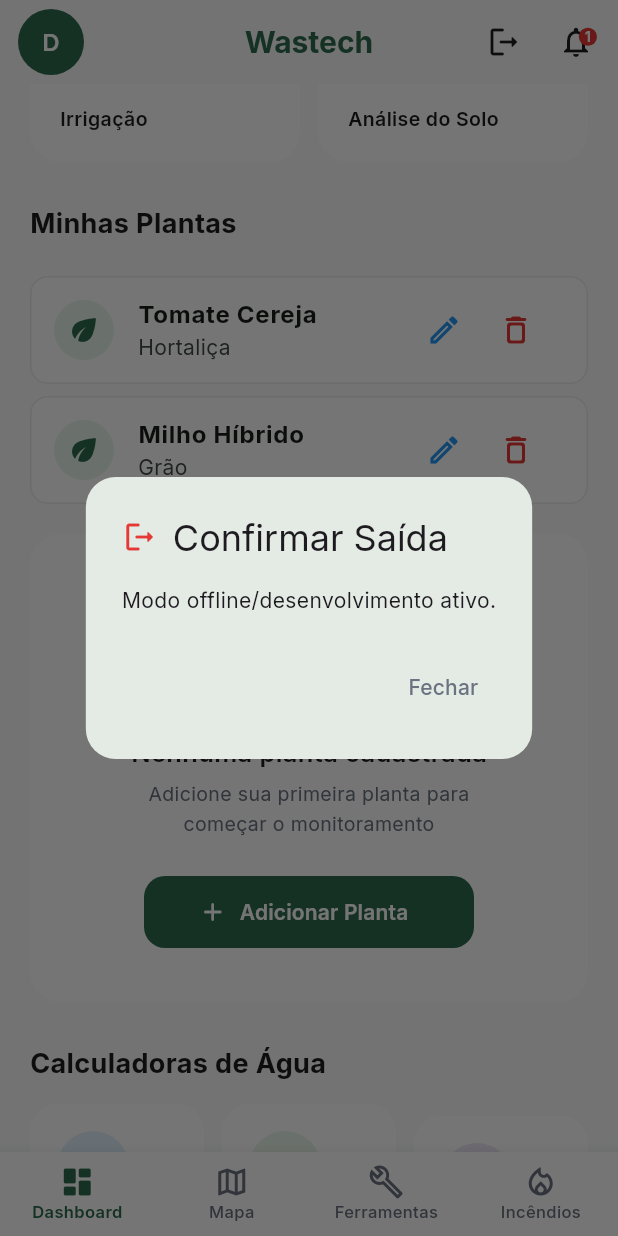
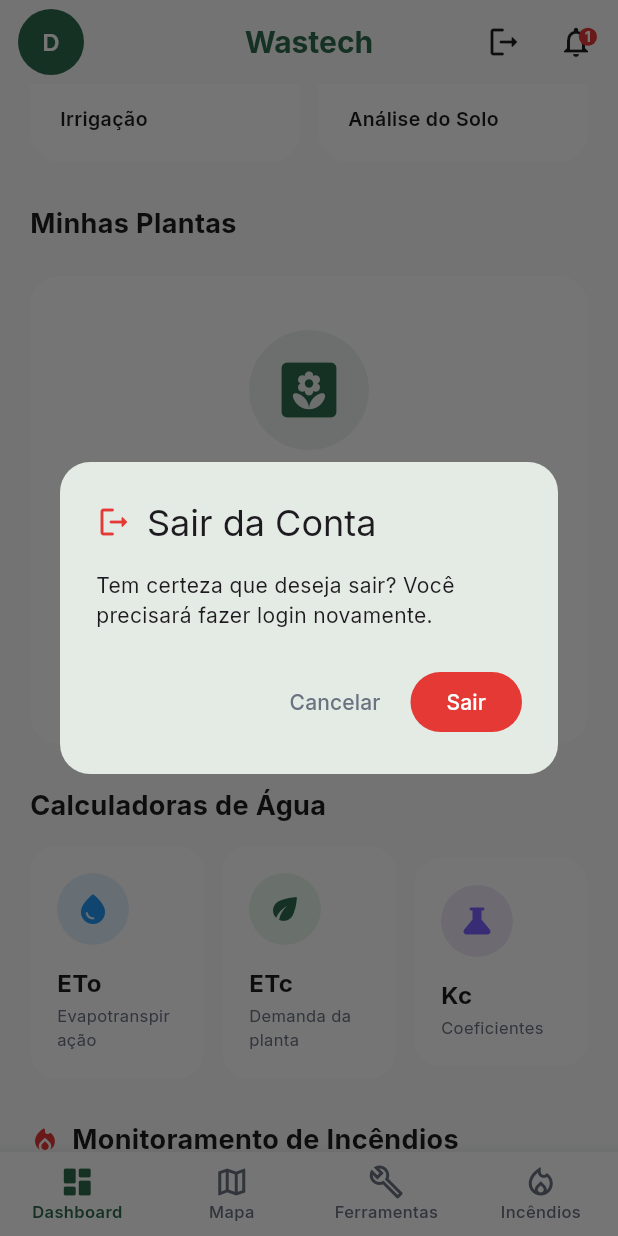
Before and after one commit to GustavoGaleno376/Wastech_Mobile_flutter, a Flutter app: the screen it shows once a user with an empty profile is signed in, scrolled down 576 dp, after a tap on the "logout" icon, on a phone screen of 412 x 824 dp. Run offline on Flutter 3.47's test engine with Material 3 defaults, Android fonts, the phone set to English and light mode, and no system bars; our stand-ins replace cloud_firestore, firebase_auth, firebase_core, fl_chart, flutter_map, google_fonts and 1 more; accounts and stored records are empty; generated files the repository leaves out were written again.

Commit message:
correção de bugs e inserindo BDD nas plantas adicionadas

```diff
--- a/lib/dashboard/dashboard_screen.dart
+++ b/lib/dashboard/dashboard_screen.dart
@@ -1,5 +1,6 @@
 import 'package:flutter/material.dart';
 import 'package:google_fonts/google_fonts.dart';
+import 'package:firebase_auth/firebase_auth.dart';
 import 'app_theme.dart';
 import 'section_title_widget.dart';
 import 'hero_banner_widget.dart';
@@ -10,6 +11,7 @@ import 'fire_monitoring_card.dart';
 import '../fire/fire_home_screen.dart';
 import '../screens/mapa_screen.dart';
 import '../screens/ferramentas_screen.dart';
+import '../helpers/snackbar_helper.dart';
 import 'plant_service.dart';
 
 class DashboardScreen extends StatefulWidget {
@@ -70,7 +72,7 @@ class _DashboardScreenState extends State<DashboardScreen> {
   }
 
   Future<void> _confirmLogout() async {
-    showDialog(
+    final loggedOut = await showDialog<bool>(
       context: context,
       builder: (BuildContext context) {
         return AlertDialog(
@@ -79,19 +81,28 @@ class _DashboardScreenState extends State<DashboardScreen> {
             children: [
               Icon(Icons.logout_rounded, color: AppColors.red, size: 24),
               const SizedBox(width: 10),
-              const Text('Confirmar Saída'),
+              const Text('Sair da Conta'),
             ],
           ),
-          content: const Text('Modo offline/desenvolvimento ativo.'),
+          content: const Text('Tem certeza que deseja sair? Você precisará fazer login novamente.'),
           actions: <Widget>[
             TextButton(
-              onPressed: () => Navigator.of(context).pop(),
-              child: Text('Fechar', style: TextStyle(color: AppColors.textSecondary)),
+              onPressed: () => Navigator.of(context).pop(false),
+              child: Text('Cancelar', style: TextStyle(color: AppColors.textSecondary)),
+            ),
+            FilledButton(
+              onPressed: () => Navigator.of(context).pop(true),
+              style: FilledButton.styleFrom(backgroundColor: AppColors.red),
+              child: const Text('Sair'),
             ),
           ],
         );
       },
     );
+
+    if (loggedOut == true) {
+      await FirebaseAuth.instance.signOut();
+    }
   }
 
   Widget _logoutAction() {
@@ -180,18 +191,10 @@ class _DashboardScreenState extends State<DashboardScreen> {
   }
 
   Widget _buildBody() {
-    switch (_currentIndex) {
-      case 1:
-        return const Padding(
-          padding: EdgeInsets.symmetric(horizontal: 20),
-          child: MapaScreen(),
-        );
-      case 2:
-        return const FerramentasScreen();
-      case 3:
-        return const FireHomeScreen();
-      default:
-        return const SingleChildScrollView(
+    return IndexedStack(
+      index: _currentIndex,
+      children: [
+        const SingleChildScrollView(
           padding: EdgeInsets.symmetric(horizontal: 20),
           child: Column(
             crossAxisAlignment: CrossAxisAlignment.start,
@@ -210,8 +213,15 @@ class _DashboardScreenState extends State<DashboardScreen> {
               SizedBox(height: 24),
             ],
           ),
+        ),
+        const Padding(
+          padding: EdgeInsets.symmetric(horizontal: 20),
+          child: MapaScreen(),
+        ),
+        const FerramentasScreen(),
+        const FireHomeScreen(),
+      ],
     );
-    }
   }
 }
 
@@ -220,7 +230,7 @@ class _GreetingSection extends StatelessWidget {
 
   @override
   Widget build(BuildContext context) {
-    const String name = 'Desenvolvedor';
+    final name = FirebaseAuth.instance.currentUser?.displayName ?? 'Agricultor';
 
     return Column(
       crossAxisAlignment: CrossAxisAlignment.start,
@@ -323,74 +333,191 @@ class _PlantsSectionState extends State<_PlantsSection> {
   final TextEditingController _nomeController = TextEditingController();
   final TextEditingController _tipoController = TextEditingController();
 
+  List<Planta> _plantas = [];
+  bool _isLoading = true;
+  String? _erro;
+
+  @override
+  void initState() {
+    super.initState();
+    _carregarPlantas();
+  }
+
+  @override
+  void dispose() {
+    _nomeController.dispose();
+    _tipoController.dispose();
+    super.dispose();
+  }
+
+  Future<void> _carregarPlantas({bool isSilent = false}) async {
+    if (!isSilent) {
+      setState(() {
+        _isLoading = true;
+        _erro = null;
+      });
+    }
+
+    try {
+      final plantas = await _plantService.obterPlantas();
+      if (mounted) {
+        setState(() {
+          _plantas = plantas;
+          _isLoading = false;
+          _erro = _plantas.isEmpty ? _erro : null;
+        });
+      }
+    } catch (e) {
+      if (mounted) {
+        setState(() {
+          _isLoading = false;
+          if (!isSilent || _plantas.isEmpty) {
+            _erro = '$e';
+          }
+        });
+      }
+    }
+  }
+
+  Future<void> _salvarPlanta({Planta? plantaExistente}) async {
+    if (_nomeController.text.trim().isEmpty) return;
+
+    final nome = _nomeController.text;
+    final tipo = _tipoController.text.isEmpty ? 'Geral' : _tipoController.text;
+
+    try {
+      if (plantaExistente == null) {
+        final docId = await _plantService.adicionarPlanta(nome, tipo);
+        if (mounted) {
+          setState(() {
+            _plantas.add(Planta(id: docId, nome: nome, tipo: tipo));
+            _erro = null;
+          });
+          context.showSuccessSnackbar('Planta adicionada com sucesso!');
+          Navigator.pop(context);
+          _carregarPlantas(isSilent: true);
+        }
+      } else {
+        await _plantService.editarPlanta(plantaExistente.id, nome, tipo);
+        if (mounted) {
+          setState(() {
+            final i = _plantas.indexWhere((p) => p.id == plantaExistente.id);
+            if (i != -1) {
+              _plantas[i] = Planta(id: plantaExistente.id, nome: nome, tipo: tipo);
+            }
+            _erro = null;
+          });
+          context.showSuccessSnackbar('Planta atualizada com sucesso!');
+          Navigator.pop(context);
+          _carregarPlantas(isSilent: true);
+        }
+      }
+    } catch (e) {
+      if (mounted) context.showErrorSnackbar('Erro ao salvar: $e');
+    }
+  }
+
   void _abrirFormularioPlanta({Planta? plantaExistente}) {
-    if (plantaExistente != null) {
-      _nomeController.text = plantaExistente.nome;
-      _tipoController.text = plantaExistente.tipo;
-    } else {
-      _nomeController.clear();
-      _tipoController.clear();
-    }
+    _nomeController.text = plantaExistente?.nome ?? '';
+    _tipoController.text = plantaExistente?.tipo ?? '';
 
     showDialog(
       context: context,
-      builder: (context) {
+      builder: (ctx) {
+        var isSaving = false;
+
+        return StatefulBuilder(
+          builder: (ctx, setDialogState) {
             return AlertDialog(
               shape: RoundedRectangleBorder(borderRadius: BorderRadius.circular(16)),
-          title: Text(plantaExistente == null ? '🌿 Adicionar Nova Planta' : '✏️ Editar Planta'),
+              title: Text(plantaExistente == null ? 'Adicionar Nova Planta' : 'Editar Planta'),
               content: Column(
                 mainAxisSize: MainAxisSize.min,
                 children: [
                   TextField(
                     controller: _nomeController,
-                decoration: const InputDecoration(labelText: 'Nome da Planta', hintText: 'Ex: Café'),
+                    textCapitalization: TextCapitalization.sentences,
+                    decoration: const InputDecoration(
+                      labelText: 'Nome da Planta',
+                      hintText: 'Ex: Café',
+                    ),
                   ),
                   const SizedBox(height: 12),
                   TextField(
                     controller: _tipoController,
-                decoration: const InputDecoration(labelText: 'Tipo / Categoria', hintText: 'Ex: Perene'),
+                    textCapitalization: TextCapitalization.sentences,
+                    decoration: const InputDecoration(
+                      labelText: 'Tipo / Categoria',
+                      hintText: 'Ex: Perene',
+                    ),
                   ),
                 ],
               ),
               actions: [
                 TextButton(
-              onPressed: () => Navigator.pop(context),
+                  onPressed: isSaving ? null : () => Navigator.pop(ctx),
                   child: const Text('Cancelar'),
                 ),
                 FilledButton(
-              onPressed: () async {
+                  onPressed: isSaving
+                      ? null
+                      : () async {
                           if (_nomeController.text.trim().isEmpty) return;
-
-                if (plantaExistente == null) {
-                  await _plantService.adicionarPlanta(
-                    _nomeController.text,
-                    _tipoController.text.isEmpty ? 'Geral' : _tipoController.text,
-                  );
-                } else {
-                  await _plantService.editarPlanta(
-                    plantaExistente.id,
-                    _nomeController.text,
-                    _tipoController.text,
-                  );
-                }
-
-                if (mounted) {
-                  setState(() {});
-                  Navigator.pop(context);
-                }
+                          setDialogState(() => isSaving = true);
+                          await _salvarPlanta(plantaExistente: plantaExistente);
                         },
                   style: FilledButton.styleFrom(backgroundColor: AppColors.primary),
-              child: const Text('Salvar'),
+                  child: isSaving
+                      ? const SizedBox(
+                          height: 20,
+                          width: 20,
+                          child: CircularProgressIndicator(strokeWidth: 2, color: Colors.white),
                         )
+                      : const Text('Salvar'),
+                ),
               ],
+            );
+          },
         );
       },
     );
   }
 
-  void _removerPlanta(String id) async {
-    await _plantService.removerPlanta(id);
-    setState(() {});
+  Future<void> _removerPlanta(Planta planta) async {
+    final confirmado = await showDialog<bool>(
+      context: context,
+      builder: (ctx) => AlertDialog(
+        shape: RoundedRectangleBorder(borderRadius: BorderRadius.circular(16)),
+        title: const Text('Remover Planta'),
+        content: Text('Tem certeza que deseja remover "${planta.nome}"?'),
+        actions: [
+          TextButton(
+            onPressed: () => Navigator.pop(ctx, false),
+            child: const Text('Cancelar'),
+          ),
+          FilledButton(
+            onPressed: () => Navigator.pop(ctx, true),
+            style: FilledButton.styleFrom(backgroundColor: AppColors.red),
+            child: const Text('Remover'),
+          ),
+        ],
+      ),
+    );
+
+    if (confirmado != true) return;
+
+    try {
+      await _plantService.removerPlanta(planta.id);
+      if (mounted) {
+        setState(() {
+          _plantas.removeWhere((p) => p.id == planta.id);
+        });
+        context.showSuccessSnackbar('Planta removida com sucesso!');
+        _carregarPlantas(isSilent: true);
+      }
+    } catch (e) {
+      if (mounted) context.showErrorSnackbar('Erro ao remover: $e');
+    }
   }
 
   @override
@@ -401,49 +528,44 @@ class _PlantsSectionState extends State<_PlantsSection> {
         const SectionTitleWidget(title: 'Minhas Plantas'),
         const SizedBox(height: 8),
 
-        FutureBuilder<List<Planta>>(
-          future: _plantService.obterPlantas(),
-          builder: (context, snapshot) {
-            if (snapshot.connectionState == ConnectionState.waiting) {
-              return const Center(
+        if (_isLoading)
+          const Center(
             child: Padding(
               padding: EdgeInsets.all(16.0),
               child: CircularProgressIndicator(color: AppColors.primary),
             ),
-              );
-            }
-
-            final plantas = snapshot.data ?? [];
-
-            if (plantas.isEmpty) {
-              return Container(
+          )
+        else if (_erro != null)
+          Container(
             width: double.infinity,
             padding: const EdgeInsets.all(20),
             decoration: BoxDecoration(
-                  color: Colors.grey[100],
+              color: AppColors.redLight,
               borderRadius: BorderRadius.circular(12),
             ),
-                child: const Center(
             child: Text(
-                    'Nenhuma planta cadastrada. Adicione sua primeira!',
-                    style: TextStyle(color: Colors.grey, fontSize: 13),
+              'Erro ao carregar plantas: $_erro',
+              style: TextStyle(color: AppColors.red, fontSize: 13),
             ),
-                ),
-              );
-            }
-
-            return ListView.builder(
+          )
+        else if (_plantas.isEmpty)
+          PlantCardWidget(
+            showEmptyState: true,
+            onAdd: () => _abrirFormularioPlanta(),
+          )
+        else ...[
+          ListView.builder(
             shrinkWrap: true,
             physics: const NeverScrollableScrollPhysics(),
-              itemCount: plantas.length,
+            itemCount: _plantas.length,
             itemBuilder: (context, index) {
-                final planta = plantas[index];
+              final planta = _plantas[index];
               return Card(
                 elevation: 0,
                 margin: const EdgeInsets.only(bottom: 8),
                 shape: RoundedRectangleBorder(
                   borderRadius: BorderRadius.circular(12),
-                    side: BorderSide(color: Colors.grey.withOpacity(0.2)),
+                  side: BorderSide(color: Colors.grey.withValues(alpha: 0.2)),
                 ),
                 child: ListTile(
                   leading: const CircleAvatar(
@@ -461,19 +583,20 @@ class _PlantsSectionState extends State<_PlantsSection> {
                       ),
                       IconButton(
                         icon: const Icon(Icons.delete_outline_rounded, color: AppColors.red),
-                          onPressed: () => _removerPlanta(planta.id),
+                        onPressed: () => _removerPlanta(planta),
                       ),
                     ],
                   ),
                 ),
               );
             },
-            );
-          },
           ),
-
           const SizedBox(height: 12),
-        PlantCardWidget(onAdd: () => _abrirFormularioPlanta()),
+          PlantCardWidget(
+            showEmptyState: false,
+            onAdd: () => _abrirFormularioPlanta(),
+          ),
+        ],
       ],
     );
   }
--- a/lib/dashboard/plant_card_widget.dart
+++ b/lib/dashboard/plant_card_widget.dart
@@ -4,8 +4,9 @@ import 'app_theme.dart';
 
 class PlantCardWidget extends StatelessWidget {
   final VoidCallback? onAdd;
+  final bool showEmptyState;
 
-  const PlantCardWidget({super.key, this.onAdd});
+  const PlantCardWidget({super.key, this.onAdd, this.showEmptyState = true});
 
   @override
   Widget build(BuildContext context) {
@@ -17,9 +18,13 @@ class PlantCardWidget extends StatelessWidget {
       ),
       child: Container(
         width: double.infinity,
-        padding: const EdgeInsets.symmetric(vertical: 36, horizontal: 24),
+        padding: EdgeInsets.symmetric(
+          vertical: showEmptyState ? 36 : 20,
+          horizontal: 24,
+        ),
         child: Column(
           children: [
+            if (showEmptyState) ...[
               Container(
                 padding: const EdgeInsets.all(18),
                 decoration: BoxDecoration(
@@ -52,8 +57,9 @@ class PlantCardWidget extends StatelessWidget {
                 textAlign: TextAlign.center,
               ),
               const SizedBox(height: 24),
+            ],
             SizedBox(
-              width: 220,
+              width: showEmptyState ? 220 : double.infinity,
               height: 48,
               child: FilledButton.icon(
                 onPressed: onAdd,
--- a/lib/dashboard/plant_service.dart
+++ b/lib/dashboard/plant_service.dart
@@ -1,6 +1,6 @@
-import 'dart:async';
+import 'package:cloud_firestore/cloud_firestore.dart';
+import 'package:firebase_auth/firebase_auth.dart';
 
-// Modelo de dados para organizar o que é uma "Planta" no sistema
 class Planta {
   String id;
   String nome;
@@ -8,19 +8,16 @@ class Planta {
 
   Planta({required this.id, required this.nome, required this.tipo});
 
-  // Converte a Planta para o formato que o banco de dados (ou Firebase) entende
-  Map<String, String> toMap() {
+  Map<String, dynamic> toMap() {
     return {
-      'id': id,
       'nome': nome,
       'tipo': tipo,
     };
   }
 
-  // Cria uma Planta a partir dos dados vindos do banco de dados (ou Firebase)
-  factory Planta.fromMap(Map<String, dynamic> map) {
+  factory Planta.fromMap(String id, Map<String, dynamic> map) {
     return Planta(
-      id: map['id'] ?? '',
+      id: id,
       nome: map['nome'] ?? '',
       tipo: map['tipo'] ?? '',
     );
@@ -28,42 +25,48 @@ class Planta {
 }
 
 class PlantService {
-  // Lista simulando o banco de dados em memória por enquanto
-  final List<Planta> _bancoSimulado = [
-    Planta(id: '1', nome: 'Tomate Cereja', tipo: 'Hortaliça'),
-    Planta(id: '2', nome: 'Milho Híbrido', tipo: 'Grão'),
-  ];
+  final FirebaseFirestore _firestore = FirebaseFirestore.instance;
 
-  // C - CREATE (Adicionar planta)
-  Future<void> adicionarPlanta(String nome, String tipo) async {
-    await Future.delayed(const Duration(milliseconds: 300)); // Simula o tempo de resposta da internet
-    final novaPlanta = Planta(
-      id: DateTime.now().millisecondsSinceEpoch.toString(),
-      nome: nome,
-      tipo: tipo,
-    );
-    _bancoSimulado.add(novaPlanta);
+  String get _uid => FirebaseAuth.instance.currentUser!.uid;
+
+  Future<String> adicionarPlanta(String nome, String tipo) async {
+    final docRef = await _firestore.collection('users').doc(_uid).collection('plants').add({
+      'nome': nome,
+      'tipo': tipo,
+    });
+    return docRef.id;
   }
 
-  // R - READ (Ver/Listar as plantas existentes)
   Future<List<Planta>> obterPlantas() async {
-    await Future.delayed(const Duration(milliseconds: 200));
-    return List.from(_bancoSimulado); // Retorna uma cópia da lista
+    final snapshot = await _firestore
+        .collection('users')
+        .doc(_uid)
+        .collection('plants')
+        .get();
+
+    return snapshot.docs
+        .map((doc) => Planta.fromMap(doc.id, doc.data()))
+        .toList();
   }
 
-  // U - UPDATE (Editar planta)
   Future<void> editarPlanta(String id, String novoNome, String novoTipo) async {
-    await Future.delayed(const Duration(milliseconds: 300));
-    final index = _bancoSimulado.indexWhere((p) => p.id == id);
-    if (index != -1) {
-      _bancoSimulado[index].nome = novoNome;
-      _bancoSimulado[index].tipo = novoTipo;
-    }
+    await _firestore
+        .collection('users')
+        .doc(_uid)
+        .collection('plants')
+        .doc(id)
+        .update({
+      'nome': novoNome,
+      'tipo': novoTipo,
+    });
   }
 
-  // D - DELETE (Remover planta)
   Future<void> removerPlanta(String id) async {
-    await Future.delayed(const Duration(milliseconds: 300));
-    _bancoSimulado.removeWhere((p) => p.id == id);
+    await _firestore
+        .collection('users')
+        .doc(_uid)
+        .collection('plants')
+        .doc(id)
+        .delete();
   }
 }
--- a/lib/screens/login/login_screen.dart
+++ b/lib/screens/login/login_screen.dart
@@ -23,6 +23,10 @@ class _LoginScreenState extends State<LoginScreen> {
 
   bool _obscurePassword = true;
   bool _isLoading = false;
+  bool _wasSubmitted = false;
+
+  AutovalidateMode get _autovalidateMode =>
+      _wasSubmitted ? AutovalidateMode.onUserInteraction : AutovalidateMode.disabled;
 
   @override
   void dispose() {
@@ -34,7 +38,10 @@ class _LoginScreenState extends State<LoginScreen> {
   }
 
   Future<void> _handleLogin() async {
-    if (!_formKey.currentState!.validate()) return;
+    if (!_formKey.currentState!.validate()) {
+      setState(() => _wasSubmitted = true);
+      return;
+    }
 
     FocusScope.of(context).unfocus();
     setState(() => _isLoading = true);
@@ -60,7 +67,7 @@ class _LoginScreenState extends State<LoginScreen> {
           padding: const EdgeInsets.symmetric(horizontal: 24),
           child: Form(
             key: _formKey,
-            autovalidateMode: AutovalidateMode.onUserInteraction,
+            autovalidateMode: _autovalidateMode,
             child: Column(
               children: [
                 const SizedBox(height: 60),
--- a/pubspec.yaml
+++ b/pubspec.yaml
@@ -19,6 +19,7 @@ dependencies:
   flutter_map: ^7.0.2
   latlong2: ^0.9.1
   cupertino_icons: ^1.0.8
+  cloud_firestore: ^5.6.12
 
 dev_dependencies:
   flutter_test:
```
Also changed, not shown: lib/screens/login/forgot_password_screen.dart (+9 -2 lines), lib/screens/register/register_screen.dart (+12 -3 lines), pubspec.lock. Lines whose indentation alone changed are shown as unchanged.
